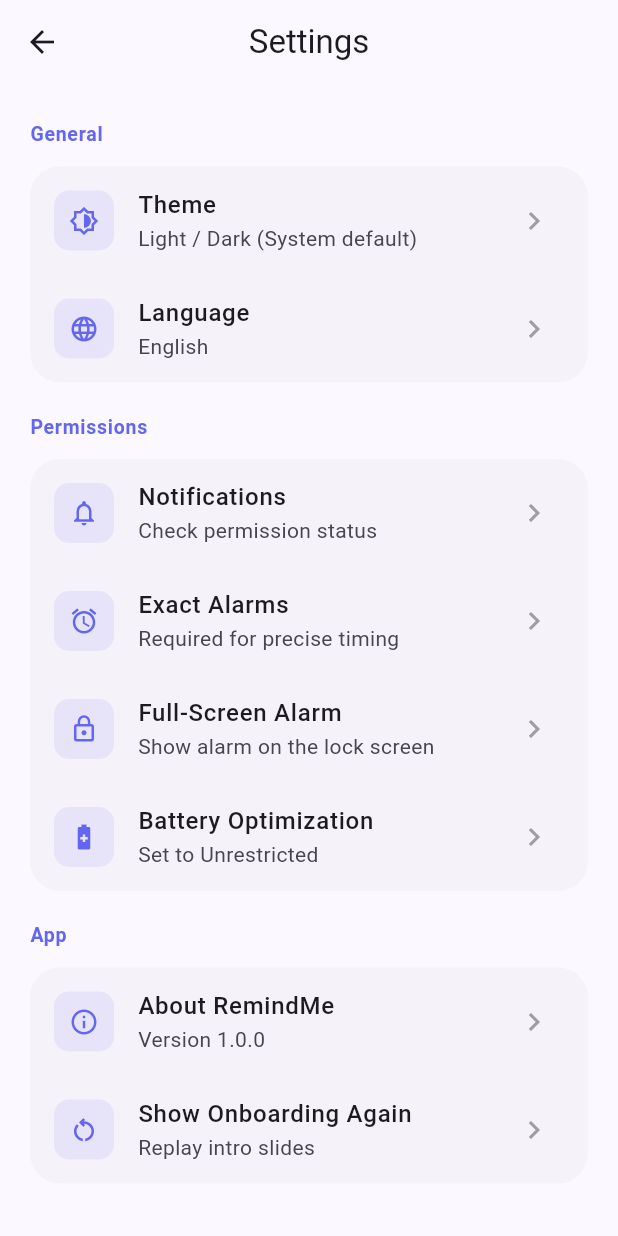
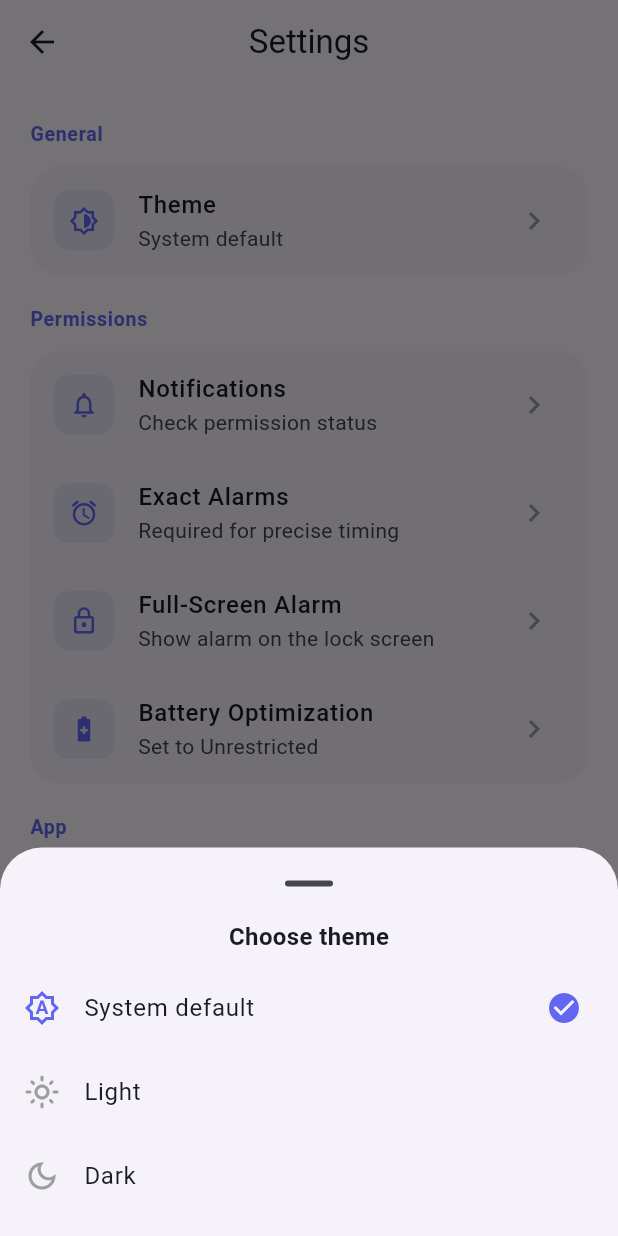
Before and after one commit to guhgcfdjvhgdvjhdgviudgvdukrgrt5ggyg/remindme, a Flutter app: the SettingsScreen screen opened directly, after a tap on "Theme", on a phone screen of 412 x 824 dp. Run offline on Flutter 3.47's test engine with Material 3 defaults, Android fonts, the phone set to English and light mode, and no system bars; our stand-ins replace audioplayers, flutter_local_notifications, permission_handler, shared_preferences, sqflite, timezone; accounts and stored records are empty.

Commit message:
Add working Light/Dark/System theme selector, remove Language option
- ThemeProvider persists chosen ThemeMode via SharedPreferences
- MaterialApp themeMode wired through MultiProvider/Consumer
- Settings Theme tile opens a chooser (System/Light/Dark) showing current mode
- Remove non-functional Language tile
- Status bar icon brightness adapts to light/dark app bar

```diff
--- a/remindme/lib/main.dart
+++ b/remindme/lib/main.dart
@@ -3,6 +3,7 @@ import 'package:flutter/services.dart';
 import 'package:provider/provider.dart';
 import 'package:shared_preferences/shared_preferences.dart';
 import 'providers/reminder_provider.dart';
+import 'providers/theme_provider.dart';
 import 'screens/home_screen.dart';
 import 'screens/onboarding_screen.dart';
 import 'services/notification_service.dart';
@@ -26,21 +27,36 @@ void main() async {
   } catch (_) {}
   final prefs = await SharedPreferences.getInstance();
   final showOnboarding = prefs.getBool('showOnboarding') ?? true;
-  runApp(RemindMeApp(showOnboarding: showOnboarding));
+  final themeProvider = await ThemeProvider.load();
+  runApp(RemindMeApp(
+    showOnboarding: showOnboarding,
+    themeProvider: themeProvider,
+  ));
 }
 
 class RemindMeApp extends StatelessWidget {
   final bool showOnboarding;
-  const RemindMeApp({super.key, required this.showOnboarding});
+  final ThemeProvider themeProvider;
+  const RemindMeApp({
+    super.key,
+    required this.showOnboarding,
+    required this.themeProvider,
+  });
 
   @override
   Widget build(BuildContext context) {
-    return ChangeNotifierProvider(
-      create: (_) => ReminderProvider(),
-      child: MaterialApp(
-        title: 'RemindMe',
-        debugShowCheckedModeBanner: false,
-        theme: ThemeData(
+    return MultiProvider(
+      providers: [
+        ChangeNotifierProvider.value(value: themeProvider),
+        ChangeNotifierProvider(create: (_) => ReminderProvider()),
+      ],
+      child: Consumer<ThemeProvider>(
+        builder: (context, theme, _) {
+          return MaterialApp(
+            title: 'RemindMe',
+            debugShowCheckedModeBanner: false,
+            themeMode: theme.mode,
+            theme: ThemeData(
           useMaterial3: true,
           colorScheme: ColorScheme.fromSeed(
             seedColor: const Color(0xFF6366F1),
@@ -51,6 +67,10 @@ class RemindMeApp extends StatelessWidget {
             centerTitle: true,
             elevation: 0,
             scrolledUnderElevation: 0,
+            systemOverlayStyle: SystemUiOverlayStyle(
+              statusBarColor: Colors.transparent,
+              statusBarIconBrightness: Brightness.dark,
+            ),
           ),
           cardTheme: CardThemeData(
             elevation: 0,
@@ -103,6 +123,10 @@ class RemindMeApp extends StatelessWidget {
             centerTitle: true,
             elevation: 0,
             scrolledUnderElevation: 0,
+            systemOverlayStyle: SystemUiOverlayStyle(
+              statusBarColor: Colors.transparent,
+              statusBarIconBrightness: Brightness.light,
+            ),
           ),
           cardTheme: CardThemeData(
             elevation: 0,
@@ -128,6 +152,8 @@ class RemindMeApp extends StatelessWidget {
           ),
         ),
         home: showOnboarding ? const OnboardingScreen() : const HomeScreen(),
+      );
+        },
       ),
     );
   }
--- /dev/null
+++ b/remindme/lib/providers/theme_provider.dart
@@ -0,0 +1,47 @@
+import 'package:flutter/material.dart';
+import 'package:shared_preferences/shared_preferences.dart';
+
+class ThemeProvider extends ChangeNotifier {
+  static const _key = 'themeMode';
+
+  ThemeMode _mode;
+  ThemeProvider(this._mode);
+
+  ThemeMode get mode => _mode;
+
+  String get label {
+    switch (_mode) {
+      case ThemeMode.light:
+        return 'Light';
+      case ThemeMode.dark:
+        return 'Dark';
+      default:
+        return 'System default';
+    }
+  }
+
+  static Future<ThemeProvider> load() async {
+    final prefs = await SharedPreferences.getInstance();
+    final stored = prefs.getString(_key);
+    ThemeMode mode = ThemeMode.system;
+    if (stored == 'light') {
+      mode = ThemeMode.light;
+    } else if (stored == 'dark') {
+      mode = ThemeMode.dark;
+    }
+    return ThemeProvider(mode);
+  }
+
+  Future<void> setMode(ThemeMode mode) async {
+    if (_mode == mode) return;
+    _mode = mode;
+    notifyListeners();
+    final prefs = await SharedPreferences.getInstance();
+    final value = mode == ThemeMode.light
+        ? 'light'
+        : mode == ThemeMode.dark
+            ? 'dark'
+            : 'system';
+    await prefs.setString(_key, value);
+  }
+}
--- a/remindme/lib/screens/settings_screen.dart
+++ b/remindme/lib/screens/settings_screen.dart
@@ -1,6 +1,8 @@
 import 'package:flutter/material.dart';
 import 'package:permission_handler/permission_handler.dart';
+import 'package:provider/provider.dart';
 import 'package:shared_preferences/shared_preferences.dart';
+import '../providers/theme_provider.dart';
 import '../services/alarm_service.dart';
 import 'onboarding_screen.dart';
 
@@ -9,6 +11,7 @@ class SettingsScreen extends StatelessWidget {
 
   @override
   Widget build(BuildContext context) {
+    final theme = context.watch<ThemeProvider>();
     return Scaffold(
       appBar: AppBar(
         title: const Text('Settings'),
@@ -24,15 +27,8 @@ class SettingsScreen extends StatelessWidget {
                 context,
                 icon: Icons.brightness_6_outlined,
                 title: 'Theme',
-                subtitle: 'Light / Dark (System default)',
-                onTap: () {},
-              ),
-              _buildTile(
-                context,
-                icon: Icons.language_outlined,
-                title: 'Language',
-                subtitle: 'English',
-                onTap: () {},
+                subtitle: theme.label,
+                onTap: () => _showThemeSheet(context, theme),
               ),
             ],
           ),
@@ -178,6 +174,55 @@ class SettingsScreen extends StatelessWidget {
     );
   }
 
+  void _showThemeSheet(BuildContext context, ThemeProvider theme) {
+    showModalBottomSheet(
+      context: context,
+      showDragHandle: true,
+      builder: (ctx) {
+        return SafeArea(
+          child: Column(
+            mainAxisSize: MainAxisSize.min,
+            children: [
+              const Padding(
+                padding: EdgeInsets.only(bottom: 8),
+                child: Text(
+                  'Choose theme',
+                  style: TextStyle(fontSize: 16, fontWeight: FontWeight.w600),
+                ),
+              ),
+              _modeOption(ctx, theme, ThemeMode.system,
+                  Icons.brightness_auto_outlined, 'System default'),
+              _modeOption(ctx, theme, ThemeMode.light,
+                  Icons.light_mode_outlined, 'Light'),
+              _modeOption(ctx, theme, ThemeMode.dark,
+                  Icons.dark_mode_outlined, 'Dark'),
+              const SizedBox(height: 12),
+            ],
+          ),
+        );
+      },
+    );
+  }
+
+  Widget _modeOption(BuildContext ctx, ThemeProvider theme, ThemeMode mode,
+      IconData icon, String label) {
+    final selected = theme.mode == mode;
+    return ListTile(
+      leading: Icon(
+        icon,
+        color: selected ? const Color(0xFF6366F1) : Colors.grey,
+      ),
+      title: Text(label),
+      trailing: selected
+          ? const Icon(Icons.check_circle, color: Color(0xFF6366F1))
+          : null,
+      onTap: () {
+        theme.setMode(mode);
+        Navigator.pop(ctx);
+      },
+    );
+  }
+
   Widget _buildSection(
     BuildContext context, {
     required String title,
```
